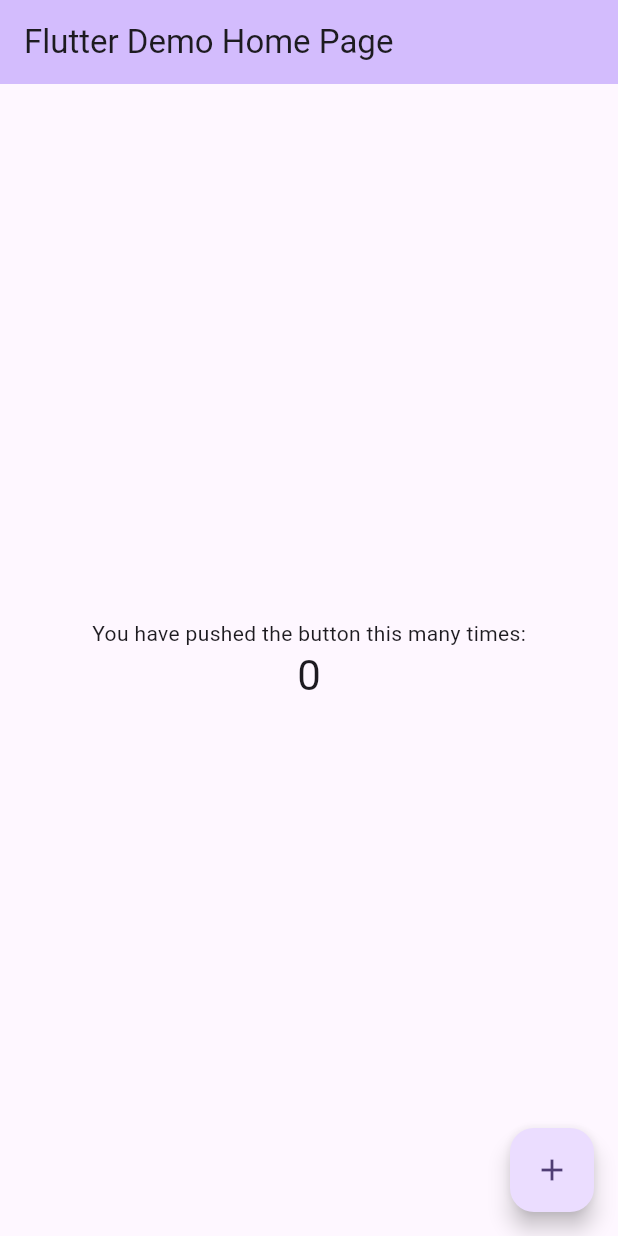
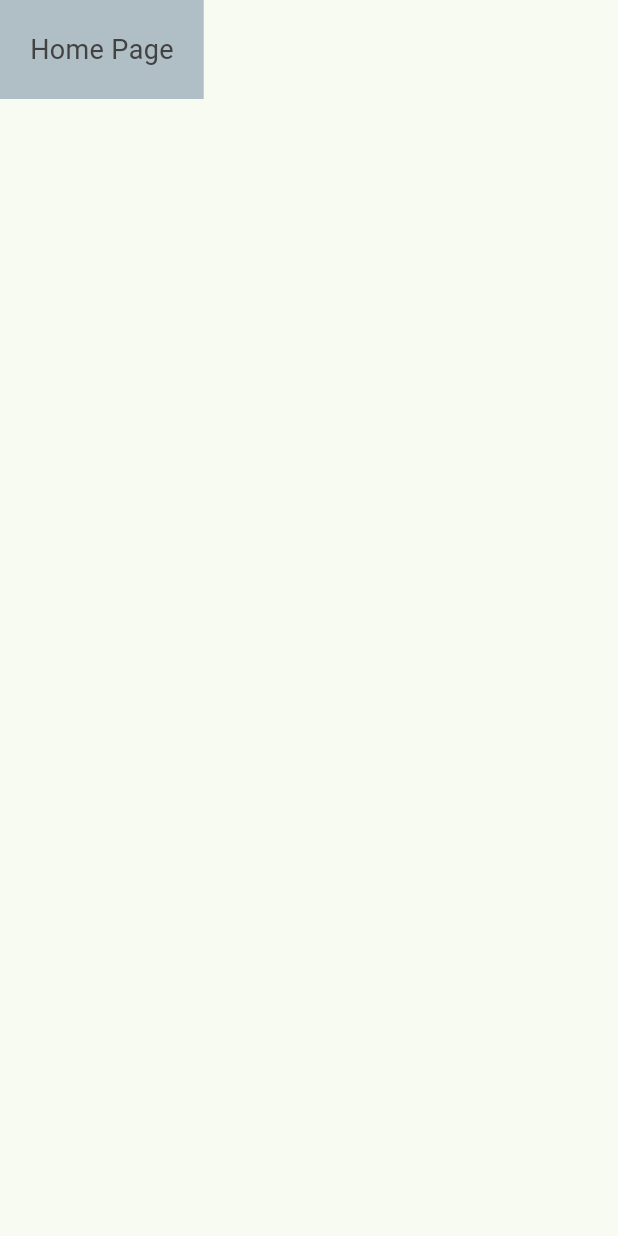
Before and after one commit to Mundo-Pictures/mundo-pictures, a Flutter app: the screen it shows after launch, on a phone screen of 412 x 824 dp. Run offline on Flutter 3.47's test engine with Material 3 defaults, Android fonts, the phone set to English and light mode, and no system bars.

```diff
--- /dev/null
+++ b/lib/home/home.dart
@@ -0,0 +1,15 @@
+import 'package:flutter/material.dart';
+
+class HomePage extends StatelessWidget {
+  const HomePage({super.key});
+
+  @override
+  Widget build(BuildContext context) {
+    return Scaffold(
+      body: Container(
+          color: Colors.blueGrey[200],
+          padding: EdgeInsets.all(20),
+          child: Text("Home Page")),
+    );
+  }
+}
--- a/lib/main.dart
+++ b/lib/main.dart
@@ -1,4 +1,5 @@
 import 'package:flutter/material.dart';
+import 'package:mundo_pictures/home/home.dart';
 
 void main() {
   runApp(const MyApp());
@@ -11,115 +12,20 @@ class MyApp extends StatelessWidget {
   @override
   Widget build(BuildContext context) {
     return MaterialApp(
-      title: 'Flutter Demo',
-      theme: ThemeData(
-        // This is the theme of your application.
-        //
-        // TRY THIS: Try running your application with "flutter run". You'll see
-        // the application has a purple toolbar. Then, without quitting the app,
-        // try changing the seedColor in the colorScheme below to Colors.green
-        // and then invoke "hot reload" (save your changes or press the "hot
-        // reload" button in a Flutter-supported IDE, or press "r" if you used
-        // the command line to start the app).
-        //
-        // Notice that the counter didn't reset back to zero; the application
-        // state is not lost during the reload. To reset the state, use hot
-        // restart instead.
-        //
-        // This works for code too, not just values: Most code changes can be
-        // tested with just a hot reload.
-        colorScheme: ColorScheme.fromSeed(seedColor: Colors.deepPurple),
-        useMaterial3: true,
-      ),
-      home: const MyHomePage(title: 'Flutter Demo Home Page'),
-    );
+        title: 'Flutter Demo',
+        initialRoute: "/",
+        routes: {
+          "/": (BuildContext build) => HomePage(),
+        },
+        theme: ThemeData(
+          colorScheme: ColorScheme.fromSeed(seedColor: Colors.green),
+          useMaterial3: true,
+          textTheme: TextTheme(
+            bodyMedium: TextStyle(
+              fontSize: 18,
+              color: Colors.grey[800],
+            ),
+          ),
+        ));
   }
 }
-
-class MyHomePage extends StatefulWidget {
-  const MyHomePage({super.key, required this.title});
-
-  // This widget is the home page of your application. It is stateful, meaning
-  // that it has a State object (defined below) that contains fields that affect
-  // how it looks.
-
-  // This class is the configuration for the state. It holds the values (in this
-  // case the title) provided by the parent (in this case the App widget) and
-  // used by the build method of the State. Fields in a Widget subclass are
-  // always marked "final".
-
-  final String title;
-
-  @override
-  State<MyHomePage> createState() => _MyHomePageState();
-}
-
-class _MyHomePageState extends State<MyHomePage> {
-  int _counter = 0;
-
-  void _incrementCounter() {
-    setState(() {
-      // This call to setState tells the Flutter framework that something has
-      // changed in this State, which causes it to rerun the build method below
-      // so that the display can reflect the updated values. If we changed
-      // _counter without calling setState(), then the build method would not be
-      // called again, and so nothing would appear to happen.
-      _counter++;
-    });
-  }
-
-  @override
-  Widget build(BuildContext context) {
-    // This method is rerun every time setState is called, for instance as done
-    // by the _incrementCounter method above.
-    //
-    // The Flutter framework has been optimized to make rerunning build methods
-    // fast, so that you can just rebuild anything that needs updating rather
-    // than having to individually change instances of widgets.
-    return Scaffold(
-      appBar: AppBar(
-        // TRY THIS: Try changing the color here to a specific color (to
-        // Colors.amber, perhaps?) and trigger a hot reload to see the AppBar
-        // change color while the other colors stay the same.
-        backgroundColor: Theme.of(context).colorScheme.inversePrimary,
-        // Here we take the value from the MyHomePage object that was created by
-        // the App.build method, and use it to set our appbar title.
-        title: Text(widget.title),
-      ),
-      body: Center(
-        // Center is a layout widget. It takes a single child and positions it
-        // in the middle of the parent.
-        child: Column(
-          // Column is also a layout widget. It takes a list of children and
-          // arranges them vertically. By default, it sizes itself to fit its
-          // children horizontally, and tries to be as tall as its parent.
-          //
-          // Column has various properties to control how it sizes itself and
-          // how it positions its children. Here we use mainAxisAlignment to
-          // center the children vertically; the main axis here is the vertical
-          // axis because Columns are vertical (the cross axis would be
-          // horizontal).
-          //
-          // TRY THIS: Invoke "debug painting" (choose the "Toggle Debug Paint"
-          // action in the IDE, or press "p" in the console), to see the
-          // wireframe for each widget.
-          mainAxisAlignment: MainAxisAlignment.center,
-          children: <Widget>[
-            const Text(
-              'You have pushed the button this many times:',
-            ),
-            Text(
-              '$_counter',
-              style: Theme.of(context).textTheme.headlineMedium,
-            ),
-          ],
-        ),
-      ),
-      floatingActionButton: FloatingActionButton(
-        onPressed: _incrementCounter,
-        tooltip: 'Increment',
-        child: const Icon(Icons.add),
-      ), // This trailing comma makes auto-formatting nicer for build methods.
-    );
-  }
-}
--- a/pubspec.yaml
+++ b/pubspec.yaml
@@ -45,7 +45,7 @@ dev_dependencies:
   # activated in the `analysis_options.yaml` file located at the root of your
   # package. See that file for information about deactivating specific lint
   # rules and activating additional ones.
-  flutter_lints: ^4.0.0
+  flutter_lints: ^5.0.0
 
 # For information on the generic Dart part of this file, see the
 # following page: https://dart.dev/tools/pub/pubspec
```
Also changed, not shown: pubspec.lock.
